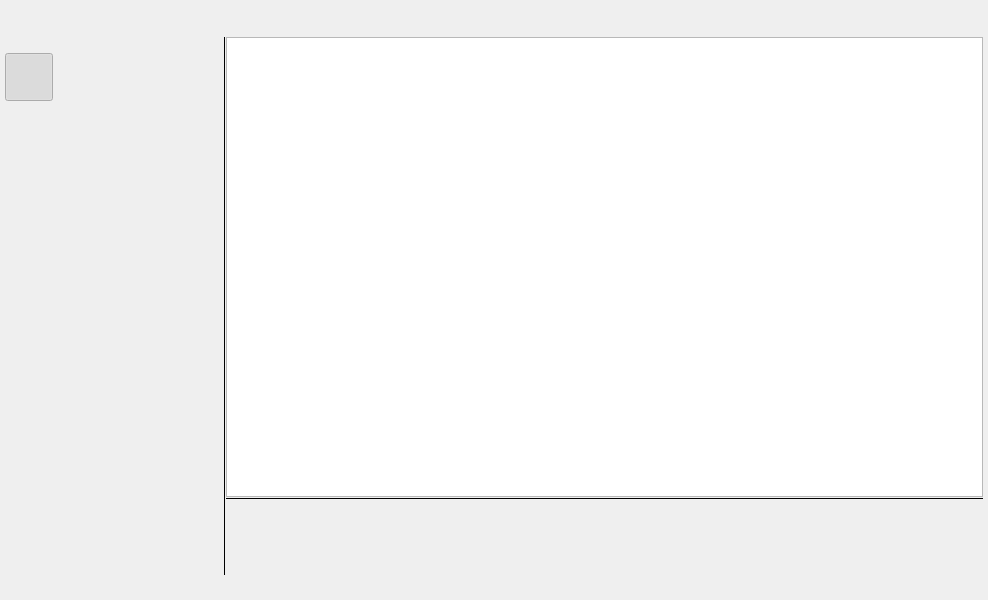
First picture: the form in src/fileo/ui/main.ui, repository Michal-D4/fileo, before the edit.
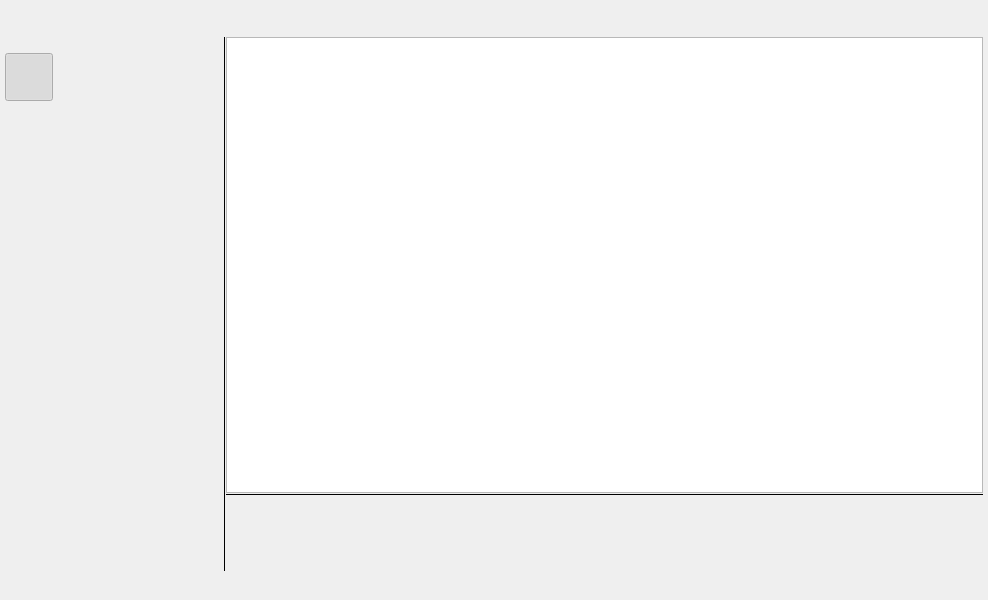
Second picture: the form after the edit.

Commit message: hover labels on statusBar

Patch:
```diff
--- a/src/fileo/ui/main.ui
+++ b/src/fileo/ui/main.ui
@@ -802,13 +802,13 @@
       <property name="minimumSize">
        <size>
         <width>0</width>
-        <height>20</height>
+        <height>24</height>
        </size>
       </property>
       <property name="maximumSize">
        <size>
         <width>16777215</width>
-        <height>20</height>
+        <height>24</height>
        </size>
       </property>
       <property name="styleSheet">
@@ -841,18 +841,40 @@
        </property>
        <item>
         <widget class="QLabel" name="busy">
+         <property name="frameShape">
+          <enum>QFrame::NoFrame</enum>
+         </property>
          <property name="text">
           <string/>
          </property>
+         <property name="alignment">
+          <set>Qt::AlignCenter</set>
+         </property>
+         <property name="margin">
+          <number>8</number>
+         </property>
         </widget>
        </item>
        <item>
         <widget class="QLabel" name="db_name">
+         <property name="frameShape">
+          <enum>QFrame::NoFrame</enum>
+         </property>
          <property name="text">
           <string/>
          </property>
+         <property name="alignment">
+          <set>Qt::AlignCenter</set>
+         </property>
          <property name="margin">
-          <number>0</number>
+          <number>8</number>
+         </property>
+        </widget>
+       </item>
+       <item>
+        <widget class="QLabel" name="label_2">
+         <property name="text">
+          <string/>
          </property>
         </widget>
        </item>
@@ -871,9 +893,15 @@
        </item>
        <item>
         <widget class="QLabel" name="others">
+         <property name="frameShape">
+          <enum>QFrame::NoFrame</enum>
+         </property>
          <property name="text">
           <string/>
          </property>
+         <property name="margin">
+          <number>8</number>
+         </property>
         </widget>
        </item>
       </layout>
```
The commit also changes 3 other files.
